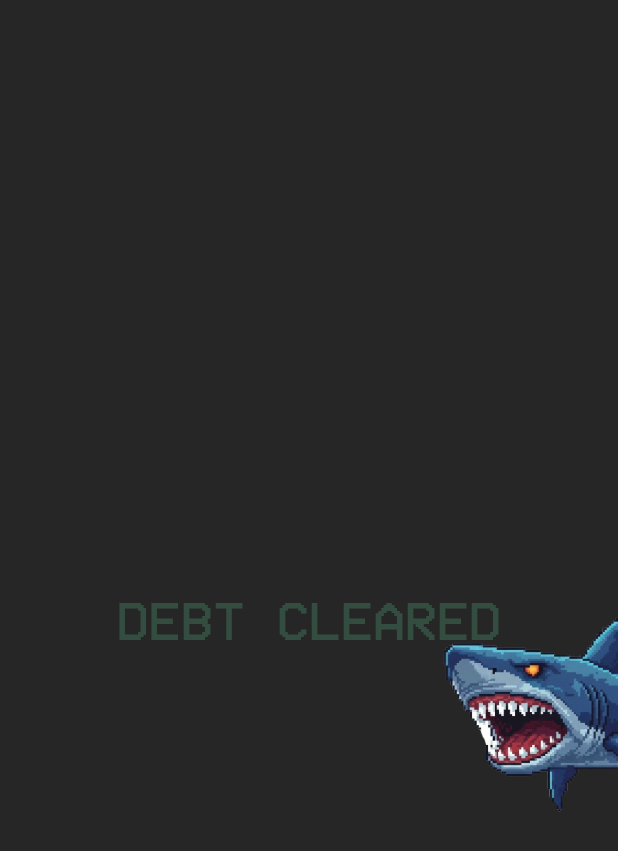
After one commit to Joseph5105/Last-Resort, a Flutter app: the _SharkDeathOverlay screen opened directly, on a phone screen of 412 x 824 dp. The commit adds this screen. Shown: the top 851 px of the screen. Run offline on Flutter 3.47's test engine with Material 3 defaults, Android fonts, the phone set to English and light mode, and no system bars; our stand-ins replace audioplayers.

Commit message:
Finished Game

```diff
--- a/lib/game/services/bank_balance.dart
+++ b/lib/game/services/bank_balance.dart
@@ -9,11 +9,11 @@ class BankBalance {
   }
 
   // Data
-  double balance = 1000.0;
-  double previousBalance = 1000.0; // <-- new field
+  double balance = 100000.0;
+  double previousBalance = 100000.0; // <-- new field
 
   final List<Map<String, dynamic>> transactions = [
-    {"type": "deposit", "amount": 1000.0, "note": "Get your money up \n- Mom"},
+    {"type": "deposit", "amount": 100000.0, "note": "Get your money up \n- Mom"},
   ];
 
   // Deposit into bank
--- /dev/null
+++ b/lib/game/services/finfang_shark_event_service.dart
@@ -0,0 +1,129 @@
+import 'package:flutter/material.dart';
+import 'package:last_resort/game/services/sfx_service.dart';
+
+class FinFangSharkEventService {
+  static final FinFangSharkEventService _instance =
+      FinFangSharkEventService._internal();
+
+  factory FinFangSharkEventService() => _instance;
+  FinFangSharkEventService._internal();
+
+  bool _played = false;
+
+  void tryTrigger({required BuildContext context, required double debt}) {
+    if (debt > 0 || _played) return;
+
+    _played = true;
+
+    Navigator.of(context).push(
+      PageRouteBuilder(
+        opaque: false,
+        pageBuilder: (_, __, ___) => const _SharkDeathOverlay(),
+      ),
+    );
+  }
+}
+
+class _SharkDeathOverlay extends StatefulWidget {
+  const _SharkDeathOverlay();
+
+  @override
+  State<_SharkDeathOverlay> createState() => _SharkDeathOverlayState();
+}
+
+class _SharkDeathOverlayState extends State<_SharkDeathOverlay>
+    with SingleTickerProviderStateMixin {
+  late AnimationController _controller;
+  late Animation<double> _sharkX;
+  late Animation<double> _fade;
+
+  @override
+  void initState() {
+    super.initState();
+
+    SfxService().playSfx('audio/shark.wav');
+
+    _controller = AnimationController(
+      vsync: this,
+      duration: const Duration(seconds: 4),
+    );
+
+    _sharkX = Tween<double>(
+      begin: 1.2,
+      end: -0.6,
+    ).animate(CurvedAnimation(parent: _controller, curve: Curves.easeIn));
+
+    _fade = Tween<double>(begin: 1.0, end: 0.0).animate(
+      CurvedAnimation(
+        parent: _controller,
+        curve: const Interval(0.35, 0.55, curve: Curves.easeOut),
+      ),
+    );
+
+    _controller.forward();
+
+    Future.delayed(const Duration(milliseconds: 2200), () {
+      SfxService().playSfx('audio/gunshot.wav');
+    });
+
+    Future.delayed(const Duration(seconds: 4), () {
+      Navigator.pop(context);
+    });
+  }
+
+  @override
+  void dispose() {
+    _controller.dispose();
+    super.dispose();
+  }
+
+  @override
+  Widget build(BuildContext context) {
+    return Scaffold(
+      backgroundColor: Colors.black.withOpacity(0.85),
+      body: AnimatedBuilder(
+        animation: _controller,
+        builder: (_, __) {
+          return Stack(
+            children: [
+              if (_controller.value < 0.55)
+                Center(
+                  child: Opacity(
+                    opacity: _fade.value,
+                    child: const Text(
+                      "DEBT CLEARED",
+                      style: TextStyle(
+                        fontFamily: "PixelFont",
+                        fontSize: 36,
+                        color: Colors.greenAccent,
+                      ),
+                    ),
+                  ),
+                ),
+              Positioned(
+                top: MediaQuery.of(context).size.height * 0.45,
+                left: MediaQuery.of(context).size.width * _sharkX.value,
+                child: Image.asset(
+                  "assets/images/Shark.png",
+                  width: 220,
+                  fit: BoxFit.contain,
+                ),
+              ),
+              if (_controller.value > 0.55)
+                const Center(
+                  child: Text(
+                    "FINFANG DEFEATED",
+                    style: TextStyle(
+                      fontFamily: "PixelFont",
+                      fontSize: 28,
+                      color: Colors.redAccent,
+                    ),
+                  ),
+                ),
+            ],
+          );
+        },
+      ),
+    );
+  }
+}
--- a/lib/game/services/sfx_service.dart
+++ b/lib/game/services/sfx_service.dart
@@ -45,6 +45,9 @@ class SfxService {
   Future<void> error() async => playSfx('audio/accessDenied.wav');
   Future<void> login() async => playSfx('audio/computerStartup.mp3');
   Future<void> notification() async => playSfx('audio/notification.mp3');
+  Future<void> gunshot() async => playSfx('audio/gunshot.wav');
+  Future<void> sharkCharge() async => playSfx('audio/shark.wav');
+
 
 
 }
--- a/lib/game/services/stock_price_generator.dart
+++ b/lib/game/services/stock_price_generator.dart
@@ -29,8 +29,9 @@ class StockPriceGenerator {
        -------------------------------------------------- */
     double upProbability = 0.52; // default optimism
 
-    if (price < 1.0) upProbability = 0.70;      // strong recovery bias
-    else if (price < 5.0) upProbability = 0.58; // mild recovery bias
+    if (price < 1.0) {
+      upProbability = 0.70;      // strong recovery bias
+    } else if (price < 5.0) upProbability = 0.58; // mild recovery bias
 
     double direction = _rng.nextDouble() < upProbability ? 1 : -1;
 
--- a/lib/main.dart
+++ b/lib/main.dart
@@ -1,5 +1,4 @@
 import 'package:flutter/material.dart';
-import 'package:bitsdojo_window/bitsdojo_window.dart';
 import 'app/game_app.dart';
 
 void main() {
--- a/lib/ui/screens/home_screen.dart
+++ b/lib/ui/screens/home_screen.dart
@@ -24,7 +24,7 @@ Widget stockTradeAppIcon(BuildContext context) {
         MaterialPageRoute(builder: (context) => const TradingScreen()),
       );
     },
-    child: Container(
+    child: SizedBox(
       width: 100,
       height: 100,
       child: Column(
@@ -54,7 +54,7 @@ Widget bankAppIcon(BuildContext context) {
         MaterialPageRoute(builder: (context) => const BankScreen()),
       );
     },
-    child: Container(
+    child: SizedBox(
       width: 100,
       height: 100,
       child: Column(
@@ -84,7 +84,7 @@ Widget emailAppIcon(BuildContext context) {
         MaterialPageRoute(builder: (context) => const EmailScreen()),
       );
     },
-    child: Container(
+    child: SizedBox(
       width: 100,
       height: 100,
       child: Column(
--- a/pubspec.yaml
+++ b/pubspec.yaml
@@ -78,6 +78,7 @@ flutter:
     - assets/images/FreezeMarket.png
     - assets/images/LatencyInjector.png
     - assets/images/LatencyLag.png
+    - assets/images/Shark.png
     - assets/images/packet.png
     - assets/images/PacketSniffer.png
     - assets/images/RollBackPatch.png
@@ -100,6 +101,8 @@ flutter:
     - assets/audio/smallCoin2.wav
     - assets/audio/paidDebt.wav
     - assets/audio/marketMusic.wav
+    - assets/audio/gunshot.wav
+    - assets/audio/shark.wav
 
 
 
```
Also changed, not shown: lib/ui/screens/backend_market_screen.dart (+14 -3 lines), lib/ui/screens/bank_screen.dart (+34 -20 lines), assets/images/Shark.png (added), 2 other files.
